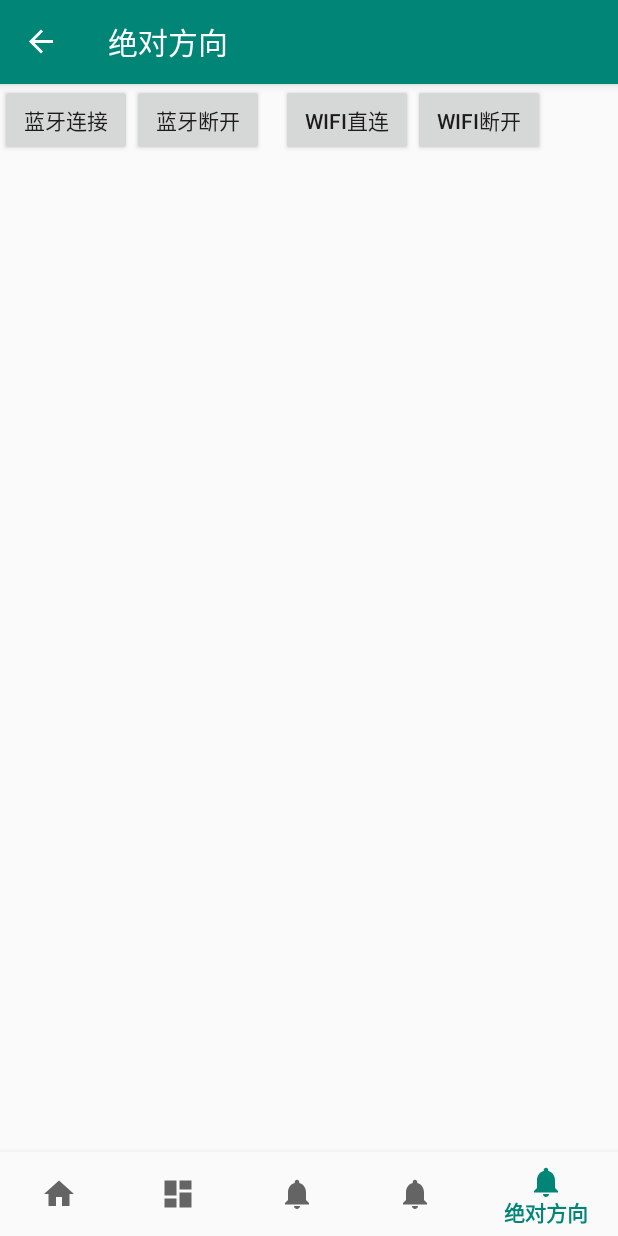
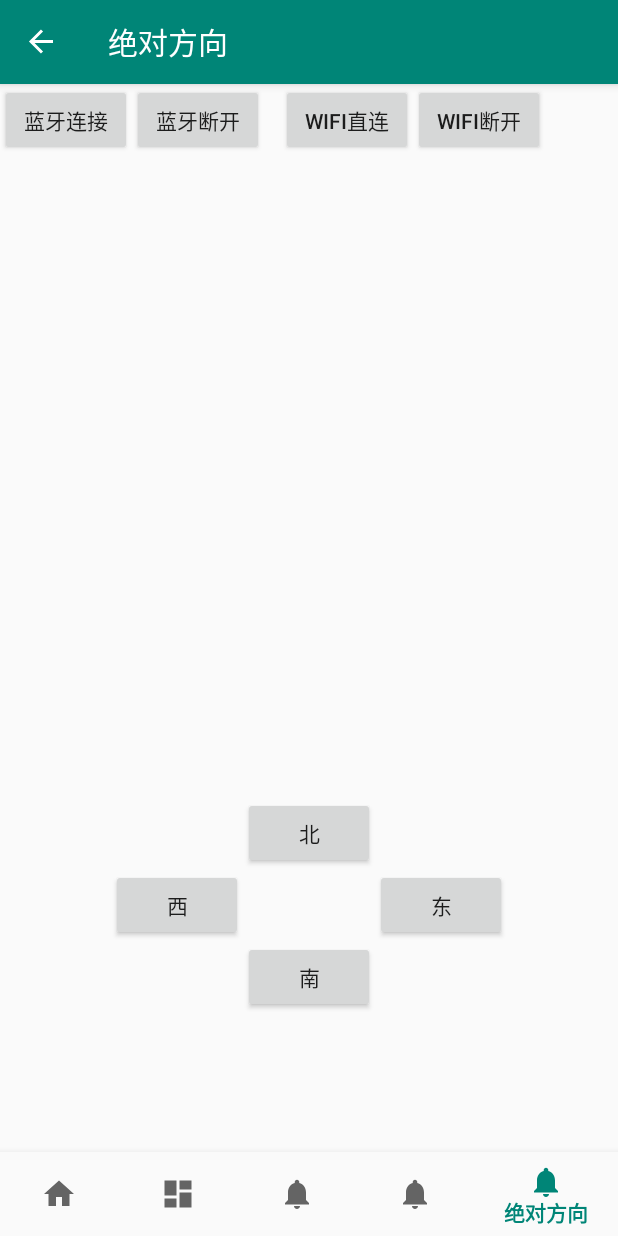
Before and after one commit to LuYuhao0624/SJTU-EI312-Car-Control, an Android app: the AbsoluteFragment screen opened through its navigation route, on a phone screen of 412 x 824 dp. Run offline under Robolectric (Android 15) with nearby library versions, the phone set to English and light mode, and no system bars; our stand-ins replace navigation-ui; network calls fail; 2 statements that could not run were skipped.

Commit message:
add button in AbsoluteControl and refine UI

```diff
--- a/CarController/app/src/main/java/com/car/AbsoluteFragment.java
+++ b/CarController/app/src/main/java/com/car/AbsoluteFragment.java
@@ -26,4 +26,6 @@ public class AbsoluteFragment extends Fragment {
         View root = inflater.inflate(R.layout.fragment_absolute, container, false);
         return root;
     }
+
+
 }
--- a/CarController/app/src/main/res/layout/fragment_absolute.xml
+++ b/CarController/app/src/main/res/layout/fragment_absolute.xml
@@ -1,6 +1,8 @@
 <?xml version="1.0" encoding="utf-8"?>
-<FrameLayout xmlns:android="http://schemas.android.com/apk/res/android"
+<androidx.constraintlayout.widget.ConstraintLayout xmlns:android="http://schemas.android.com/apk/res/android"
+    xmlns:app="http://schemas.android.com/apk/res-auto"
     xmlns:tools="http://schemas.android.com/tools"
+    android:id="@+id/frameLayout"
     android:layout_width="match_parent"
     android:layout_height="match_parent"
     tools:context=".AbsoluteFragment">
@@ -8,4 +10,38 @@
     <!-- TODO: Update blank fragment layout -->
 
 
-</FrameLayout>
+    <Button
+        android:id="@+id/button_north"
+        android:layout_width="wrap_content"
+        android:layout_height="wrap_content"
+        app:layout_constraintBottom_toBottomOf="parent"
+        app:layout_constraintTop_toTopOf="parent"
+        app:layout_constraintStart_toStartOf="parent"
+        app:layout_constraintEnd_toEndOf="parent"
+        app:layout_constraintVertical_bias="0.66"
+        android:text="@string/north"/>
+
+    <Button
+        android:id="@+id/button_south"
+        android:layout_width="wrap_content"
+        android:layout_height="wrap_content"
+        app:layout_constraintTop_toBottomOf="@id/button_west"
+        app:layout_constraintStart_toEndOf="@id/button_west"
+        android:text="@string/south"/>
+
+    <Button
+        android:id="@+id/button_east"
+        android:layout_width="wrap_content"
+        android:layout_height="wrap_content"
+        app:layout_constraintTop_toBottomOf="@id/button_north"
+        app:layout_constraintStart_toEndOf="@id/button_north"
+        android:text="@string/east"/>
+
+    <Button
+        android:id="@+id/button_west"
+        android:layout_width="wrap_content"
+        android:layout_height="wrap_content"
+        app:layout_constraintTop_toBottomOf="@id/button_north"
+        app:layout_constraintEnd_toStartOf="@id/button_north"
+        android:text="@string/west"/>
+</androidx.constraintlayout.widget.ConstraintLayout>
--- a/CarController/app/src/main/res/layout/fragment_gesture.xml
+++ b/CarController/app/src/main/res/layout/fragment_gesture.xml
@@ -10,6 +10,5 @@
         android:layout_height="wrap_content"
         android:layout_marginTop="100pt"
         android:fontFamily="sans-serif"
-        android:gravity="center_horizontal"
-        android:text="敬请期待" />
+        android:gravity="center_horizontal" />
 </LinearLayout>
--- a/CarController/app/src/main/res/values/strings.xml
+++ b/CarController/app/src/main/res/values/strings.xml
@@ -6,6 +6,15 @@
     <string name="title_gravity">重力遥感</string>
     <string name="title_absolute">绝对方向</string>
 
+    <string name="north">北</string>
+    <string name="south">南</string>
+    <string name="east">东</string>
+    <string name="west">西</string>
+    <string name="northeast">东北</string>
+    <string name="northwest">西北</string>
+    <string name="southeast">东南</string>
+    <string name="southwest">西南</string>
+
     <!-- TODO: Remove or change this placeholder text -->
     <string name="hello_blank_fragment">Hello blank fragment</string>
 </resources>
```
Also changed, not shown: CarController/app/src/main/res/layout/fragment_steer.xml (+6 -8 lines).
